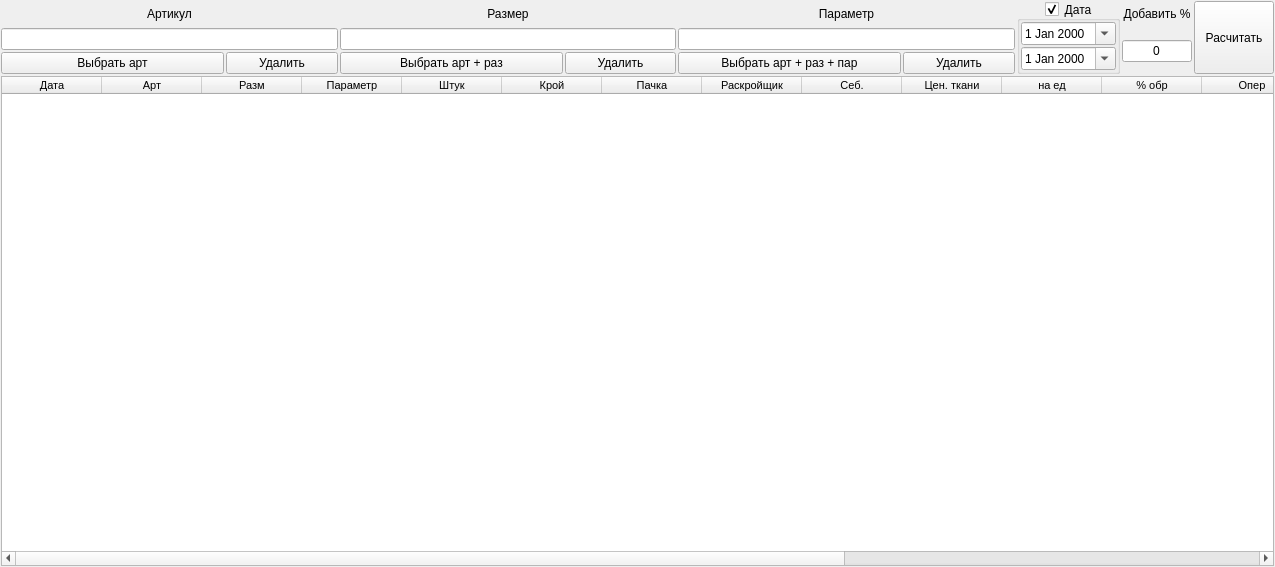
First picture: the form in ui/report_sibestoimost.ui, repository Meller008/CRM-Avi, before the edit.
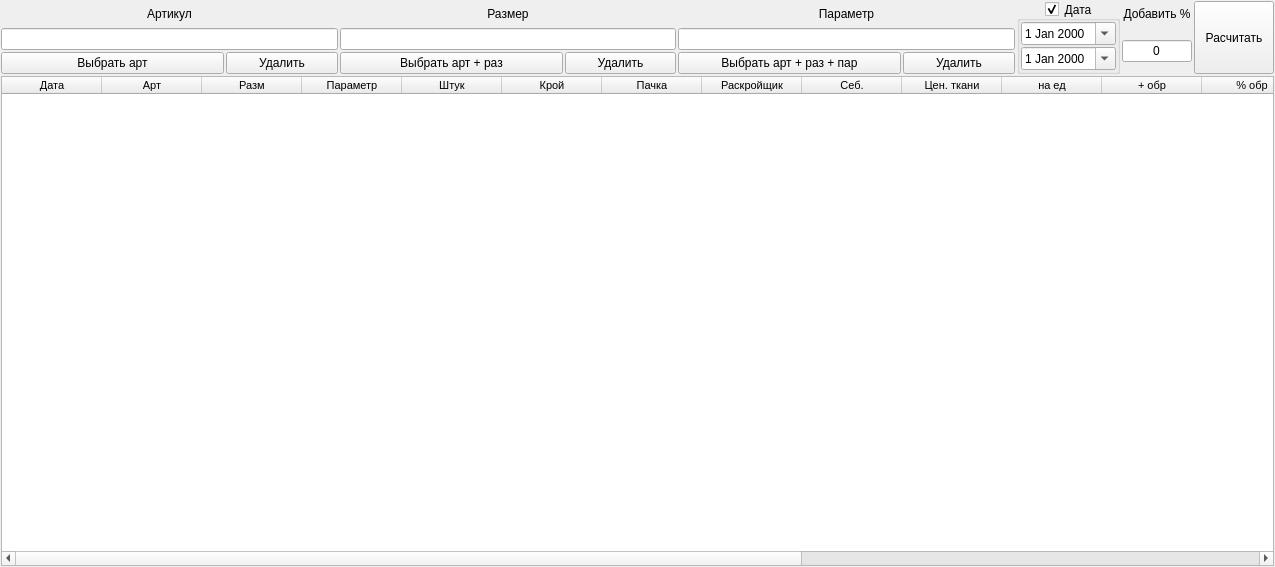
Second picture: the form after the edit.

```diff
--- a/ui/report_sibestoimost.ui
+++ b/ui/report_sibestoimost.ui
@@ -117,6 +117,11 @@
         <string>на ед</string>
        </property>
       </column>
+      <column>
+       <property name="text">
+        <string>+ обр</string>
+       </property>
+      </column>
       <column>
        <property name="text">
         <string>% обр</string>
@@ -144,7 +149,7 @@
       </column>
       <column>
        <property name="text">
-        <string>Ткани в шт.</string>
+        <string>Ткани в ед.</string>
        </property>
       </column>
       <column>
```
